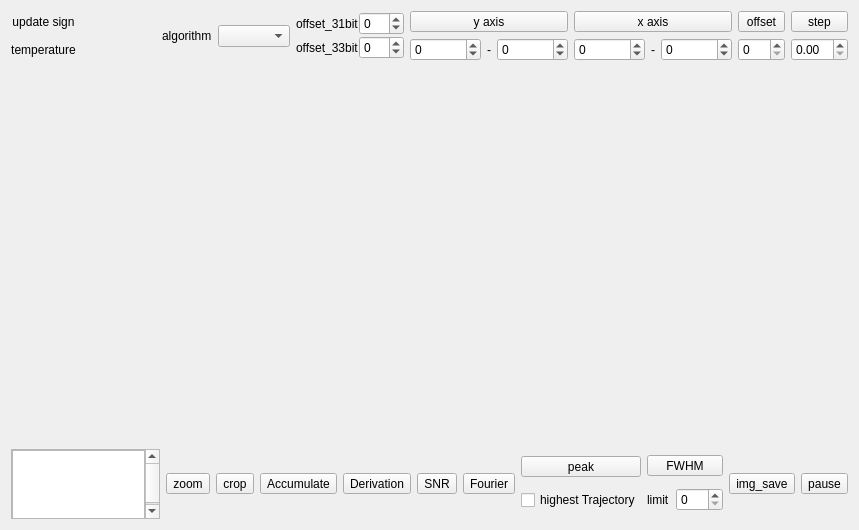
Qt form src/form/plot/formplot.ui (MRsoymilk/MySerial) before a commit.
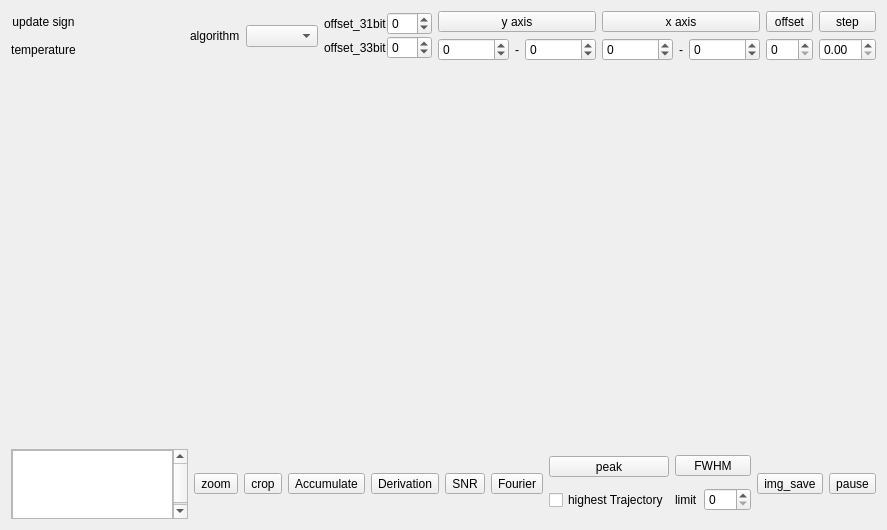
The same form after that commit. Icons and pictures are not drawn.

What changed in the file:
```diff
--- a/src/form/plot/formplot.ui
+++ b/src/form/plot/formplot.ui
@@ -6,7 +6,7 @@
    <rect>
     <x>0</x>
     <y>0</y>
-    <width>859</width>
+    <width>887</width>
     <height>530</height>
    </rect>
   </property>
@@ -142,7 +142,7 @@
          <rect>
           <x>0</x>
           <y>0</y>
-          <width>83</width>
+          <width>111</width>
           <height>70</height>
          </rect>
         </property>
@@ -219,6 +219,12 @@
      </item>
      <item>
       <widget class="QToolButton" name="tBtnSNR">
+       <property name="sizePolicy">
+        <sizepolicy hsizetype="Preferred" vsizetype="Fixed">
+         <horstretch>0</horstretch>
+         <verstretch>0</verstretch>
+        </sizepolicy>
+       </property>
        <property name="text">
         <string>SNR</string>
        </property>
```
